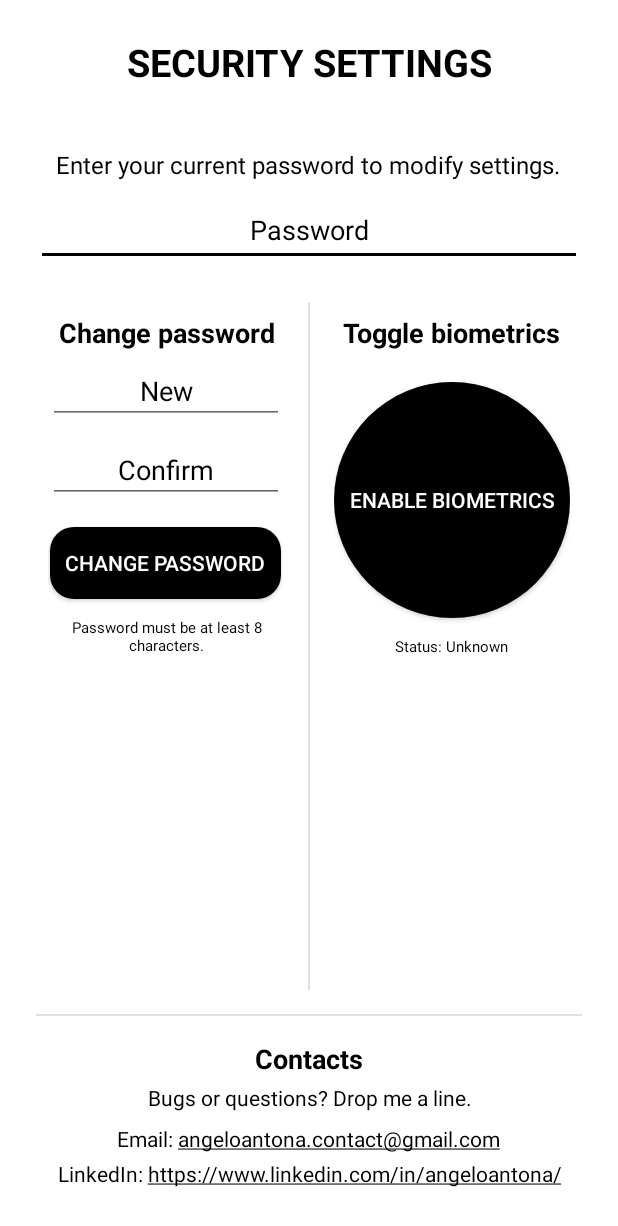
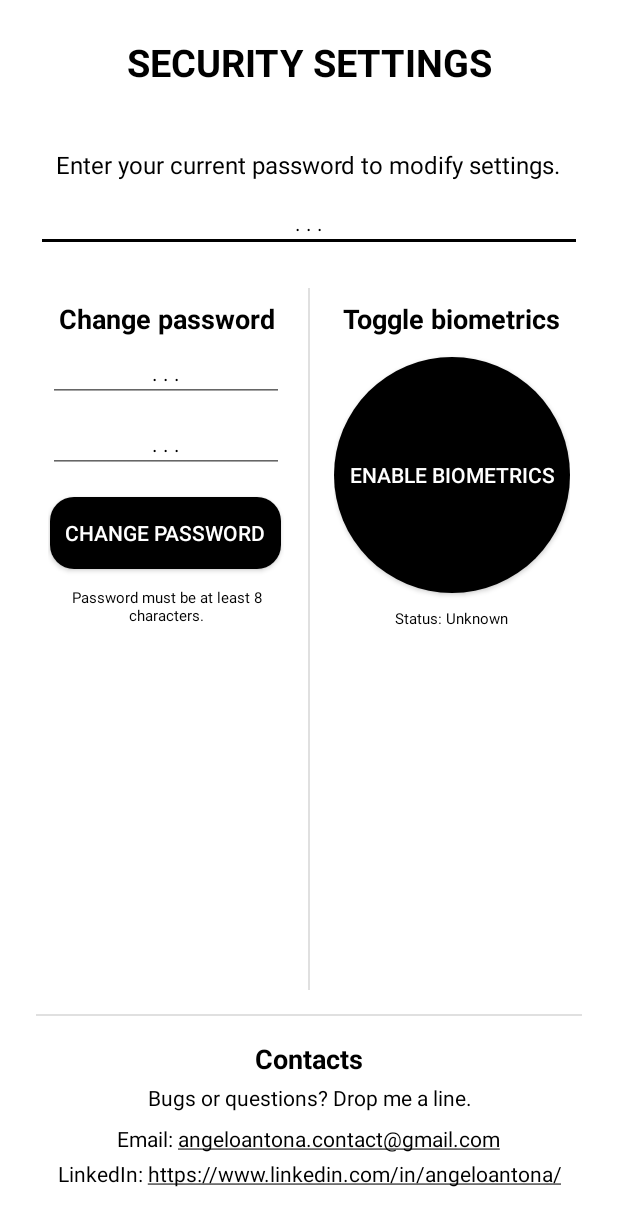
Before and after one commit to AngeloAntona/SecureNotes, an Android app: the ModLockActivity screen opened directly, with no data from a screen before it, on a phone screen of 412 x 824 dp. Shown: the top 1226 px of the screen. Run offline under Robolectric (Android 15) with nearby library versions, the phone set to English and light mode, and no system bars; 1 statement that could not run was skipped.

Commit message:
layout settings

```diff
--- a/app/src/main/res/layout/activity_mod_lock.xml
+++ b/app/src/main/res/layout/activity_mod_lock.xml
@@ -37,9 +37,10 @@
         android:id="@+id/previousPasswordEditText"
         android:layout_width="match_parent"
         android:layout_height="wrap_content"
-        android:hint="Password"
+        android:hint=". . ."
         android:inputType="textPassword"
-        android:padding="12dp"
+        android:padding="10dp"
+        android:textSize="14sp"
         android:gravity="center"
         android:textColor="?android:textColorPrimary"
         android:textColorHint="?android:textColorPrimary"
@@ -79,9 +80,10 @@
                 android:id="@+id/newPasswordEditText"
                 android:layout_width="match_parent"
                 android:layout_height="wrap_content"
-                android:hint="New"
+                android:hint=". . ."
                 android:inputType="textPassword"
                 android:padding="10dp"
+                android:textSize="14sp"
                 android:gravity="center"
                 android:textColor="?android:textColorPrimary"
                 android:textColorHint="?android:textColorPrimary"
@@ -94,9 +96,10 @@
                 android:id="@+id/repeatNewPasswordEditText"
                 android:layout_width="match_parent"
                 android:layout_height="wrap_content"
-                android:hint="Confirm"
+                android:hint=". . ."
                 android:inputType="textPassword"
                 android:padding="10dp"
+                android:textSize="14sp"
                 android:gravity="center"
                 android:textColor="?android:textColorPrimary"
                 android:textColorHint="?android:textColorPrimary"
@@ -148,7 +151,7 @@
             <TextView
                 android:id="@+id/biometricHeader"
                 android:layout_width="wrap_content"
-                android:layout_height="41dp"
+                android:layout_height="34dp"
                 android:layout_gravity="center_horizontal"
                 android:layout_marginBottom="4dp"
                 android:gravity="top"
@@ -175,7 +178,7 @@
                 android:layout_gravity="center_horizontal"
                 android:gravity="center"
                 android:text="Status: Unknown"
-                android:paddingTop="12dp"
+                android:paddingTop="10dp"
                 android:textColor="?android:textColorPrimary"
                 android:textSize="10sp" />
 
```
